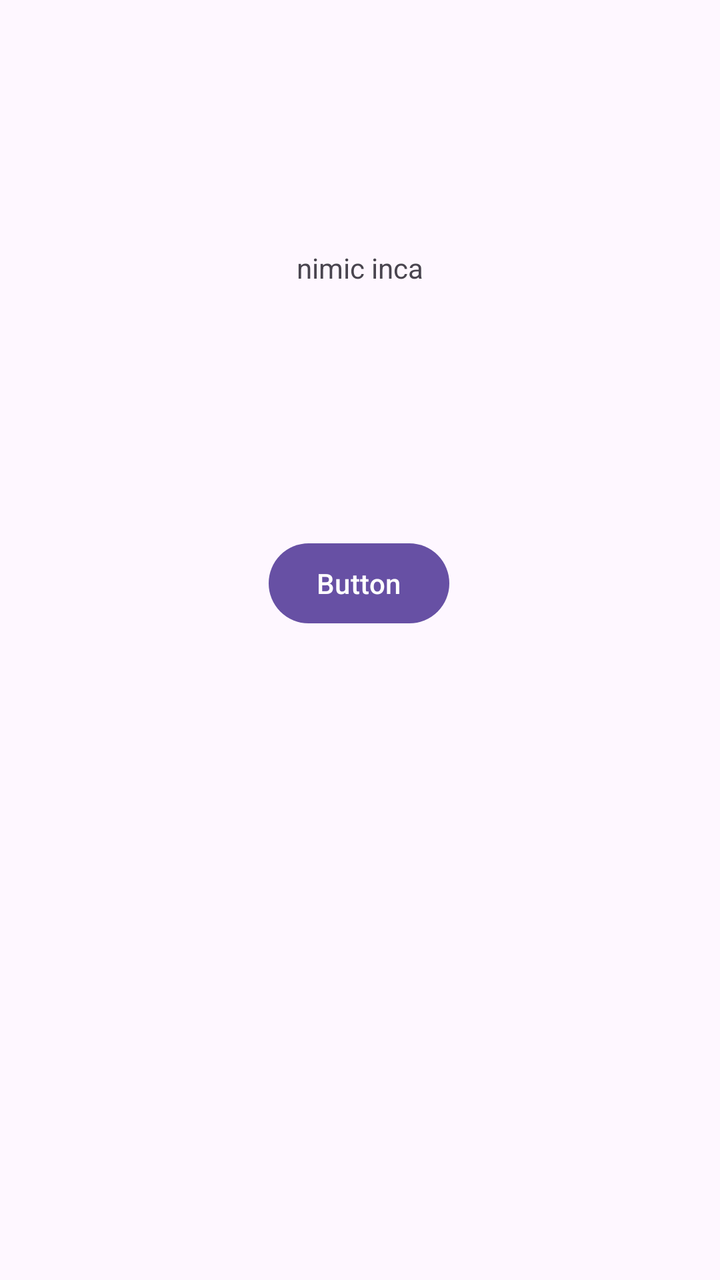
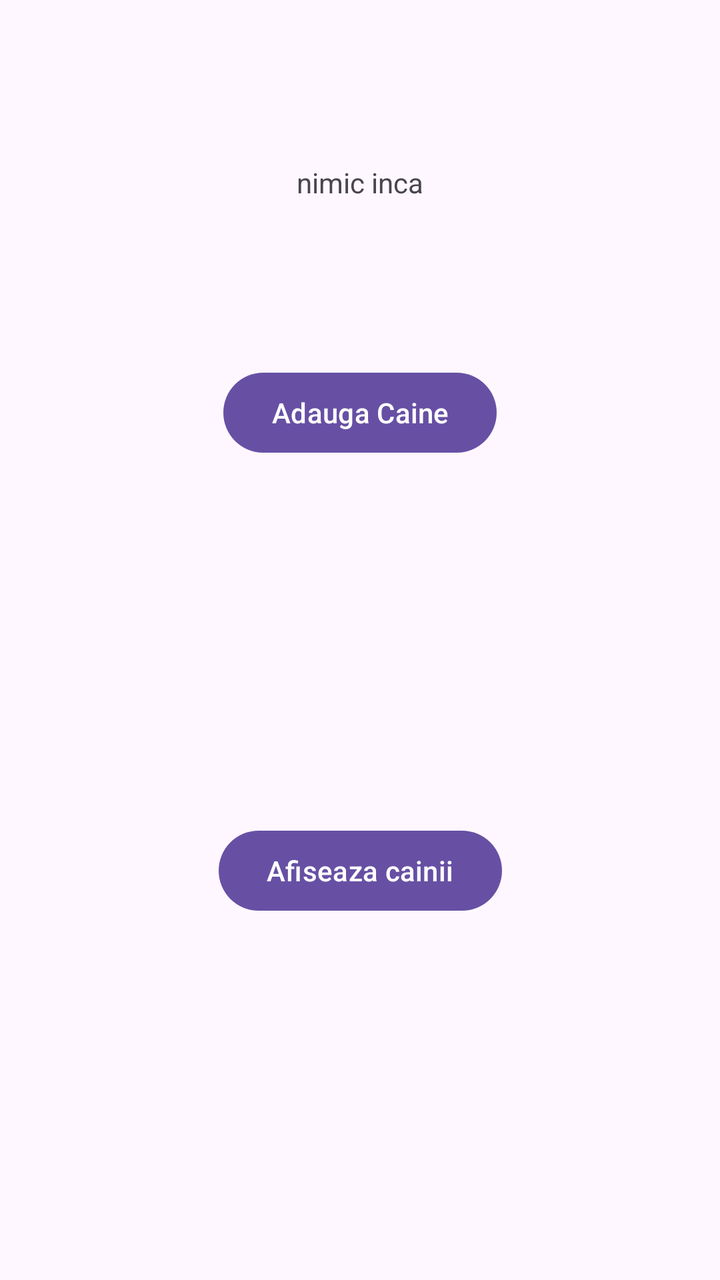

The first picture is an Android layout as it rendered before a commit; the second is the same layout after the commit. The layout source and the unified diff follow.
<!-- AndroidManifest.xml: application theme Theme.Bucur_Andrei_ActivitateDAM2026 -->
<!-- res/layout/activity_main.xml -->
<?xml version="1.0" encoding="utf-8"?>
<androidx.constraintlayout.widget.ConstraintLayout xmlns:android="http://schemas.android.com/apk/res/android"
    xmlns:app="http://schemas.android.com/apk/res-auto"
    xmlns:tools="http://schemas.android.com/tools"
    android:id="@+id/main"
    android:layout_width="match_parent"
    android:layout_height="match_parent"
    tools:context=".MainActivity">

    <Button
        android:id="@+id/buttonAdaugaCaine"
        android:layout_width="wrap_content"
        android:layout_height="wrap_content"
        android:text="Button"
        app:layout_constraintBottom_toBottomOf="parent"
        app:layout_constraintEnd_toEndOf="parent"
        app:layout_constraintHorizontal_bias="0.498"
        app:layout_constraintStart_toStartOf="parent"
        app:layout_constraintTop_toTopOf="parent"
        app:layout_constraintVertical_bias="0.452" />

    <TextView
        android:id="@+id/textViewCaine"
        android:layout_width="wrap_content"
        android:layout_height="wrap_content"
        android:text="nimic inca"
        app:layout_constraintBottom_toTopOf="@+id/buttonAdaugaCaine"
        app:layout_constraintEnd_toEndOf="parent"
        app:layout_constraintStart_toStartOf="parent"
        app:layout_constraintTop_toTopOf="parent" />

</androidx.constraintlayout.widget.ConstraintLayout>
<!-- resources referenced by this layout -->
<resources>
  <style name="Theme.Bucur_Andrei_ActivitateDAM2026" parent="Base.Theme.Bucur_Andrei_ActivitateDAM2026" />
  <style name="Base.Theme.Bucur_Andrei_ActivitateDAM2026" parent="Theme.Material3.DayNight.NoActionBar">
          
          
      </style>
</resources>

<!-- the commit's change to res/layout/activity_main.xml (unified diff, before → after) -->
@@ -11,13 +11,12 @@
         android:id="@+id/buttonAdaugaCaine"
         android:layout_width="wrap_content"
         android:layout_height="wrap_content"
-        android:text="Button"
+        android:text="Adauga Caine"
         app:layout_constraintBottom_toBottomOf="parent"
         app:layout_constraintEnd_toEndOf="parent"
-        app:layout_constraintHorizontal_bias="0.498"
         app:layout_constraintStart_toStartOf="parent"
         app:layout_constraintTop_toTopOf="parent"
-        app:layout_constraintVertical_bias="0.452" />
+        app:layout_constraintVertical_bias="0.308" />
 
     <TextView
         android:id="@+id/textViewCaine"
@@ -29,4 +28,14 @@
         app:layout_constraintStart_toStartOf="parent"
         app:layout_constraintTop_toTopOf="parent" />
 
+    <Button
+        android:id="@+id/buttonViewCaini"
+        android:layout_width="wrap_content"
+        android:layout_height="wrap_content"
+        android:text="Afiseaza cainii"
+        app:layout_constraintBottom_toBottomOf="parent"
+        app:layout_constraintEnd_toEndOf="parent"
+        app:layout_constraintStart_toStartOf="parent"
+        app:layout_constraintTop_toBottomOf="@+id/buttonAdaugaCaine" />
+
 </androidx.constraintlayout.widget.ConstraintLayout>
